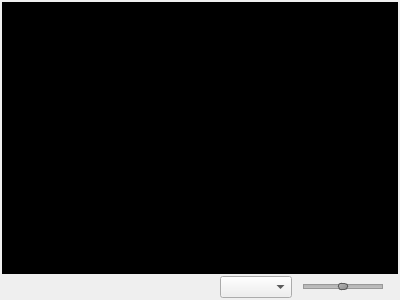
Old version of the form vlc-record/forms/cplayer.ui in the repository code-google-com/vlc-record.
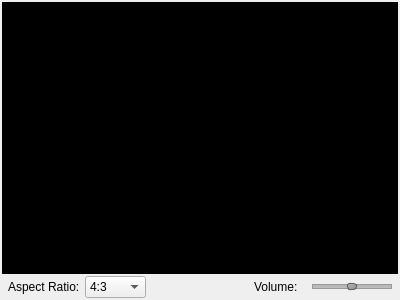
New version of the form. Icons and pictures are not drawn.

Commit message: - new LCD display - remove ugly player state from player widget - switch LCD display on signal from player widget

Patch:
```diff
--- a/vlc-record/forms/cplayer.ui
+++ b/vlc-record/forms/cplayer.ui
@@ -40,39 +40,56 @@
    </item>
    <item>
     <layout class="QHBoxLayout" name="horizontalLayout">
+     <property name="spacing">
+      <number>2</number>
+     </property>
      <property name="leftMargin">
-      <number>15</number>
+      <number>6</number>
      </property>
      <property name="rightMargin">
-      <number>15</number>
+      <number>6</number>
      </property>
      <item>
-      <widget class="QLabel" name="labState">
-       <property name="minimumSize">
-        <size>
-         <width>75</width>
-         <height>0</height>
-        </size>
-       </property>
-       <property name="styleSheet">
-        <string notr="true">QLabel {
-   color: #333;
-}</string>
-       </property>
-       <property name="frameShape">
-        <enum>QFrame::NoFrame</enum>
-       </property>
-       <property name="frameShadow">
-        <enum>QFrame::Plain</enum>
-       </property>
-       <property name="lineWidth">
-        <number>1</number>
-       </property>
+      <widget class="QLabel" name="label_2">
        <property name="text">
-        <string/>
+        <string>Aspect Ratio: </string>
        </property>
       </widget>
      </item>
+     <item>
+      <widget class="QComboBox" name="cbxAspect">
+       <item>
+        <property name="text">
+         <string>4:3</string>
+        </property>
+       </item>
+       <item>
+        <property name="text">
+         <string>16:9</string>
+        </property>
+       </item>
+       <item>
+        <property name="text">
+         <string>16:10</string>
+        </property>
+       </item>
+       <item>
+        <property name="text">
+         <string>1:1</string>
+        </property>
+       </item>
+       <item>
+        <property name="text">
+         <string>5:4</string>
+        </property>
+       </item>
+       <item>
+        <property name="text">
+         <string>2.35</string>
+        </property>
+       </item>
+      </widget>
+     </item>
      <item>
       <spacer name="horizontalSpacer">
        <property name="orientation">
@@ -87,7 +104,11 @@
       </spacer>
      </item>
      <item>
-      <widget class="QComboBox" name="cbxAspect"/>
+      <widget class="QLabel" name="label">
+       <property name="text">
+        <string>Volume: </string>
+       </property>
+      </widget>
      </item>
      <item>
       <widget class="QLabel" name="labSound">
```
The commit also changes 29 other files.
